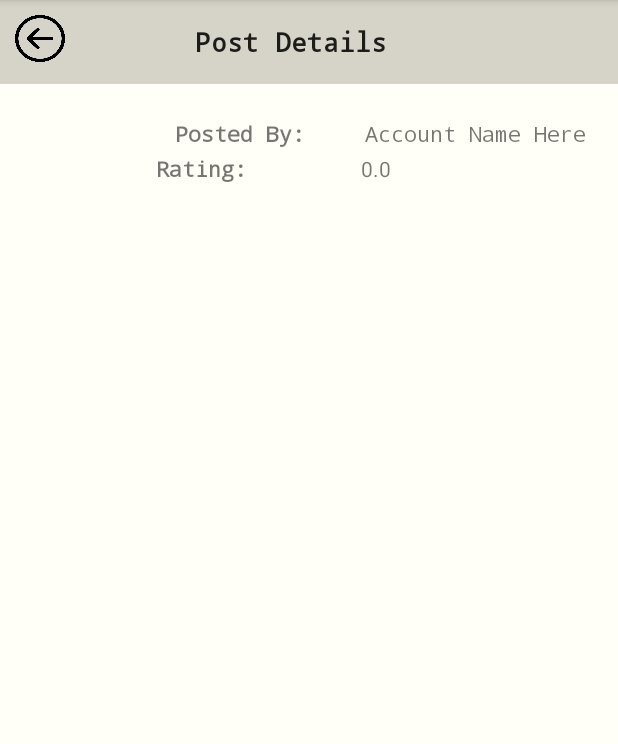
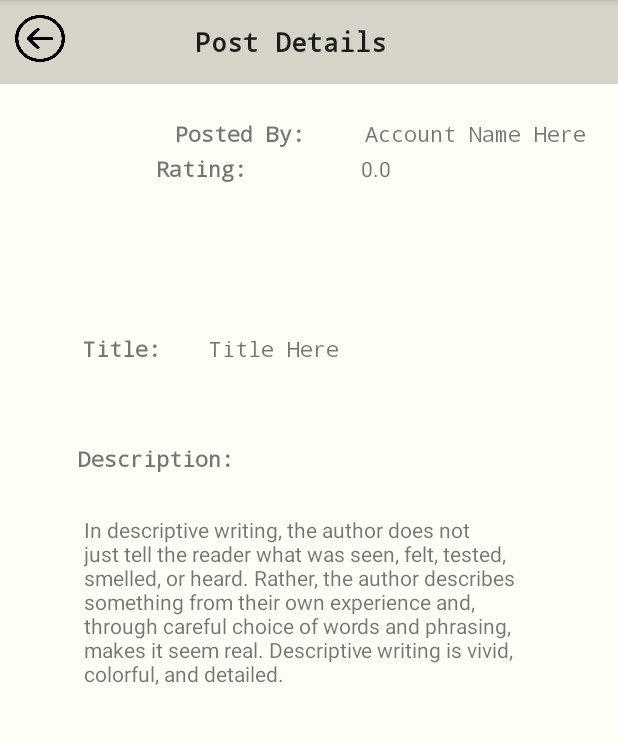
Before and after one commit to kxtan1997/StudyBuddies, an Android app: the screen it shows after launch (ViewPost), on a phone screen of 412 x 824 dp, the part 84-828 px from its top. Run offline under Robolectric (Android 15) with nearby library versions, the phone set to English and light mode, and no system bars.

Commit message:
UI Update

```diff
--- a/app/src/main/res/layout/activity_post.xml
+++ b/app/src/main/res/layout/activity_post.xml
@@ -45,6 +45,7 @@
         app:fontFamily="monospace" />
 
     <androidx.constraintlayout.widget.ConstraintLayout
+        android:id="@+id/cl1"
         android:layout_width="match_parent"
         android:layout_height="139dp">
 
@@ -119,6 +120,78 @@
             app:layout_constraintEnd_toEndOf="parent"
             app:layout_constraintStart_toEndOf="@+id/textView7"
             app:layout_constraintTop_toBottomOf="@+id/posterName" />
+
+    </androidx.constraintlayout.widget.ConstraintLayout>
+
+    <androidx.constraintlayout.widget.ConstraintLayout
+        android:id="@+id/cl2"
+        android:layout_width="match_parent"
+        android:layout_height="162dp"
+        android:layout_below="@+id/cl1"
+        android:layout_alignParentBottom="true"
+        android:layout_marginTop="10dp"
+        android:layout_marginBottom="300dp">
+
+        <TextView
+            android:id="@+id/textView9"
+            android:layout_width="wrap_content"
+            android:layout_height="wrap_content"
+            android:layout_marginEnd="250dp"
+            android:layout_marginRight="250dp"
+            android:layout_marginBottom="153dp"
+            android:text="Title:"
+            android:textStyle="bold"
+            app:fontFamily="monospace"
+            app:layout_constraintBottom_toBottomOf="parent"
+            app:layout_constraintEnd_toEndOf="parent"
+            app:layout_constraintStart_toStartOf="parent"
+            app:layout_constraintTop_toTopOf="parent" />
+
+        <TextView
+            android:id="@+id/textView10"
+            android:layout_width="wrap_content"
+            android:layout_height="wrap_content"
+            android:layout_marginStart="9dp"
+            android:layout_marginLeft="9dp"
+            android:layout_marginEnd="163dp"
+            android:layout_marginRight="163dp"
+            android:layout_marginBottom="153dp"
+            android:text="Title Here"
+            app:fontFamily="monospace"
+            app:layout_constraintBottom_toBottomOf="parent"
+            app:layout_constraintEnd_toEndOf="parent"
+            app:layout_constraintStart_toEndOf="@+id/textView9"
+            app:layout_constraintTop_toTopOf="parent" />
+
+        <TextView
+            android:id="@+id/textView11"
+            android:layout_width="wrap_content"
+            android:layout_height="wrap_content"
+            android:layout_marginStart="32dp"
+            android:layout_marginLeft="32dp"
+            android:layout_marginTop="15dp"
+            android:layout_marginEnd="236dp"
+            android:layout_marginRight="236dp"
+            android:layout_marginBottom="114dp"
+            android:text="Description:"
+            android:textStyle="bold"
+            app:fontFamily="monospace"
+            app:layout_constraintBottom_toBottomOf="parent"
+            app:layout_constraintEnd_toEndOf="parent"
+            app:layout_constraintStart_toStartOf="parent"
+            app:layout_constraintTop_toBottomOf="@+id/textView9" />
+
+        <TextView
+            android:id="@+id/textView12"
+            android:layout_width="300dp"
+            android:layout_height="wrap_content"
+            android:layout_marginTop="50dp"
+            android:layout_marginBottom="32dp"
+            android:text="In descriptive writing, the author does not just tell the reader what was seen, felt, tested, smelled, or heard. Rather, the author describes something from their own experience and, through careful choice of words and phrasing, makes it seem real. Descriptive writing is vivid, colorful, and detailed."
+            app:layout_constraintBottom_toBottomOf="parent"
+            app:layout_constraintEnd_toEndOf="parent"
+            app:layout_constraintStart_toStartOf="parent"
+            app:layout_constraintTop_toBottomOf="@+id/textView11" />
     </androidx.constraintlayout.widget.ConstraintLayout>
 
 
```
